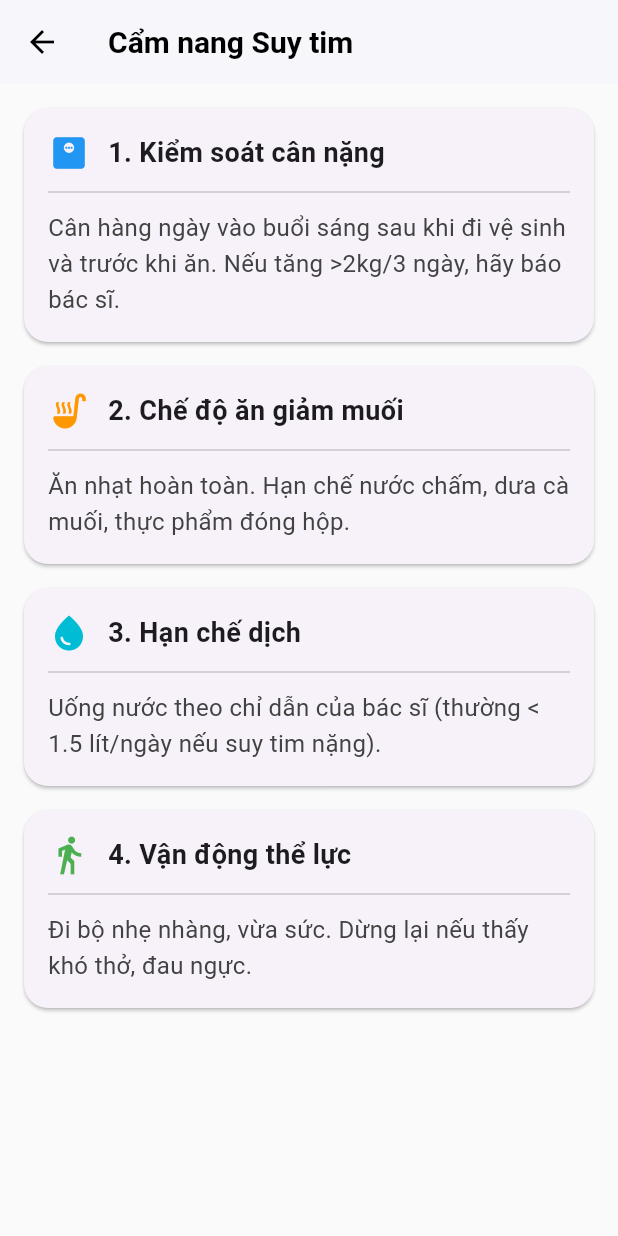
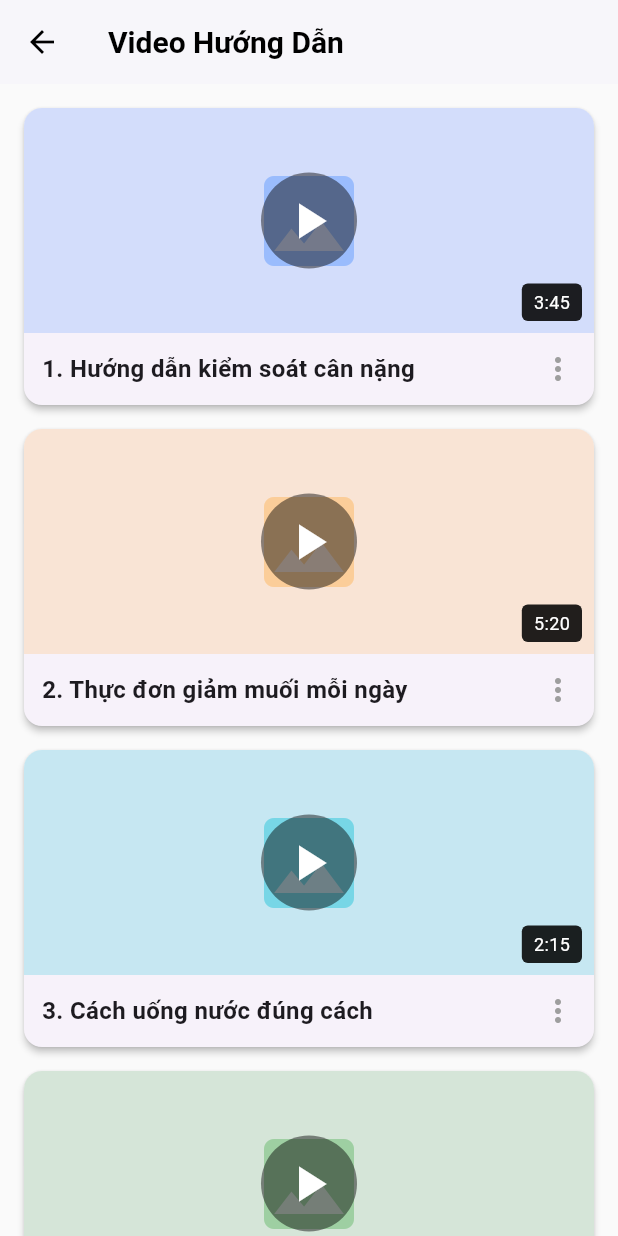
Before and after one commit to Thinhskyduck/smartheart-app, a Flutter app: the HomeCareScreen screen opened directly, on a phone screen of 412 x 824 dp. Run offline on Flutter 3.47's test engine with Material 3 defaults, Android fonts, the phone set to English and light mode, and no system bars; our stand-ins replace fl_chart, flutter_local_notifications, image_picker, permission_handler, shared_preferences; missing offline and left inert: health; accounts and stored records are empty; network calls fail.

```diff
--- a/lib/content/home_care_screen.dart
+++ b/lib/content/home_care_screen.dart
@@ -4,53 +4,131 @@ class HomeCareScreen extends StatelessWidget {
   @override
   Widget build(BuildContext context) {
     return Scaffold(
-      appBar: AppBar(title: Text("Cẩm nang Suy tim"), backgroundColor: Colors.white, foregroundColor: Colors.black, elevation: 1),
+      appBar: AppBar(
+        title: Text("Video Hướng Dẫn"),
+        backgroundColor: Colors.white,
+        foregroundColor: Colors.black,
+        elevation: 1,
+      ),
       body: ListView(
         padding: EdgeInsets.all(16),
         children: [
-          _buildGuideCard(
-            "1. Kiểm soát cân nặng",
-            "Cân hàng ngày vào buổi sáng sau khi đi vệ sinh và trước khi ăn. Nếu tăng >2kg/3 ngày, hãy báo bác sĩ.",
-            Icons.monitor_weight, Colors.blue
+          _buildVideoCard(
+            context,
+            "1. Hướng dẫn kiểm soát cân nặng",
+            "3:45",
+            Colors.blueAccent,
           ),
-          _buildGuideCard(
-            "2. Chế độ ăn giảm muối",
-            "Ăn nhạt hoàn toàn. Hạn chế nước chấm, dưa cà muối, thực phẩm đóng hộp.",
-            Icons.soup_kitchen, Colors.orange
+          _buildVideoCard(
+            context,
+            "2. Thực đơn giảm muối mỗi ngày",
+            "5:20",
+            Colors.orangeAccent,
           ),
-          _buildGuideCard(
-            "3. Hạn chế dịch",
-            "Uống nước theo chỉ dẫn của bác sĩ (thường < 1.5 lít/ngày nếu suy tim nặng).",
-            Icons.water_drop, Colors.cyan
+          _buildVideoCard(
+            context,
+            "3. Cách uống nước đúng cách",
+            "2:15",
+            Colors.cyan,
           ),
-          _buildGuideCard(
-            "4. Vận động thể lực",
-            "Đi bộ nhẹ nhàng, vừa sức. Dừng lại nếu thấy khó thở, đau ngực.",
-            Icons.directions_walk, Colors.green
+          _buildVideoCard(
+            context,
+            "4. Bài tập thể dục nhẹ nhàng",
+            "10:00",
+            Colors.green,
+          ),
+          _buildVideoCard(
+            context,
+            "5. Xử lý khi thấy khó thở",
+            "4:30",
+            Colors.redAccent,
           ),
         ],
       ),
     );
   }
 
-  Widget _buildGuideCard(String title, String content, IconData icon, Color color) {
+  Widget _buildVideoCard(BuildContext context, String title, String duration, Color color) {
     return Card(
       margin: EdgeInsets.only(bottom: 16),
-      shape: RoundedRectangleBorder(borderRadius: BorderRadius.circular(16)),
-      child: Padding(
-        padding: const EdgeInsets.all(16.0),
+      elevation: 2, // Đổ bóng nhẹ để thẻ nổi lên
+      shape: RoundedRectangleBorder(borderRadius: BorderRadius.circular(12)),
+      clipBehavior: Clip.antiAlias, // Cắt viền để hiệu ứng gợn sóng không bị tràn ra ngoài
+      child: InkWell(
+        // InkWell tạo hiệu ứng gợn sóng khi bấm vào
+        onTap: () {
+          // Demo: Hiển thị thông báo nhỏ khi bấm
+          ScaffoldMessenger.of(context).showSnackBar(
+            SnackBar(
+              content: Text("Đang mở video: $title"),
+              duration: Duration(seconds: 1),
+            ),
+          );
+        },
         child: Column(
           crossAxisAlignment: CrossAxisAlignment.start,
           children: [
-            Row(
+            // Phần giả lập Thumbnail Video
+            Stack(
+              alignment: Alignment.center,
               children: [
-                Icon(icon, color: color, size: 28),
-                SizedBox(width: 12),
-                Expanded(child: Text(title, style: TextStyle(fontSize: 18, fontWeight: FontWeight.bold))),
+                Container(
+                  height: 150,
+                  width: double.infinity,
+                  color: color.withOpacity(0.2), // Màu nền giả ảnh bìa
+                  child: Icon(
+                    Icons.image, // Icon nền mờ
+                    size: 80,
+                    color: color.withOpacity(0.4),
+                  ),
+                ),
+                // Nút Play ở giữa để nhận diện là Video
+                Container(
+                  padding: EdgeInsets.all(12),
+                  decoration: BoxDecoration(
+                    color: Colors.black45,
+                    shape: BoxShape.circle,
+                  ),
+                  child: Icon(Icons.play_arrow, color: Colors.white, size: 40),
+                ),
+                // Thời lượng video ở góc
+                Positioned(
+                  bottom: 8,
+                  right: 8,
+                  child: Container(
+                    padding: EdgeInsets.symmetric(horizontal: 8, vertical: 4),
+                    decoration: BoxDecoration(
+                      color: Colors.black87,
+                      borderRadius: BorderRadius.circular(4),
+                    ),
+                    child: Text(
+                      duration,
+                      style: TextStyle(color: Colors.white, fontSize: 12),
+                    ),
+                  ),
+                ),
               ],
             ),
-            Divider(height: 24),
-            Text(content, style: TextStyle(fontSize: 16, height: 1.5, color: Colors.grey[800])),
+            // Phần tiêu đề video
+            Padding(
+              padding: const EdgeInsets.all(12.0),
+              child: Row(
+                children: [
+                  Expanded(
+                    child: Text(
+                      title,
+                      style: TextStyle(
+                        fontSize: 16,
+                        fontWeight: FontWeight.bold,
+                      ),
+                      maxLines: 2,
+                      overflow: TextOverflow.ellipsis,
+                    ),
+                  ),
+                  Icon(Icons.more_vert, color: Colors.grey),
+                ],
+              ),
+            ),
           ],
         ),
       ),
```
Also changed, not shown: lib/metric_detail_screen.dart (+83 -1 lines), lib/services/health_service.dart (+136 -17 lines), 1 other file.
